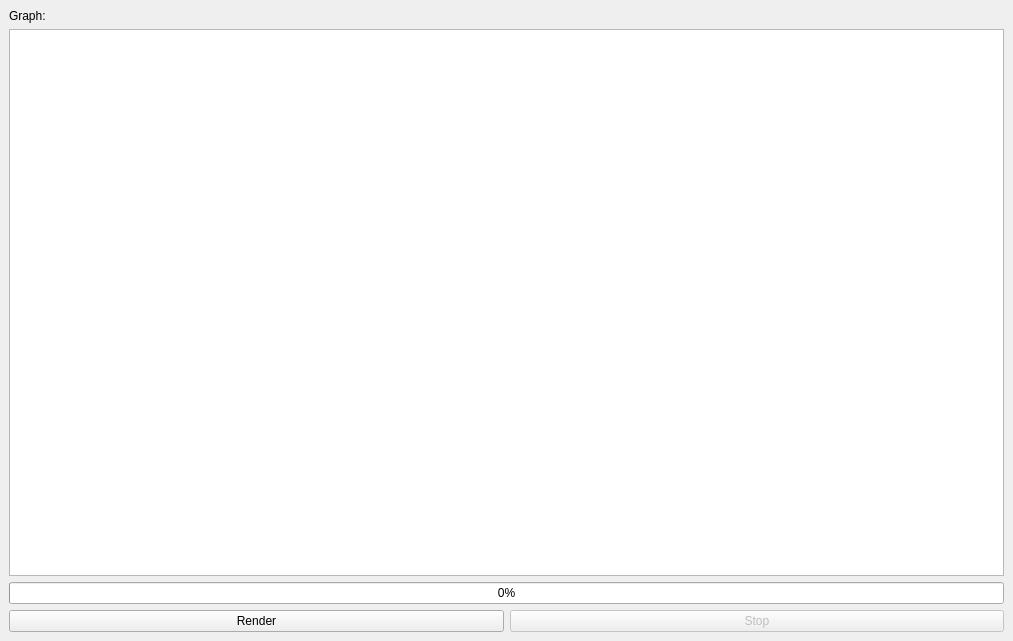
Qt form design.ui (quochuyjava/Population-Census) before a commit.
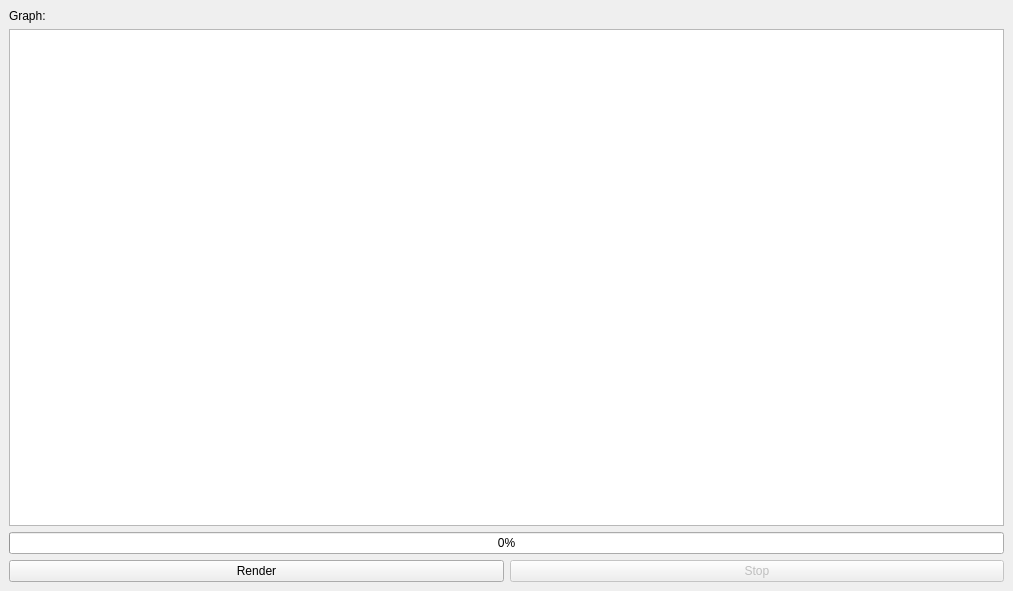
The same form after that commit.

Patch:
```diff
--- a/design.ui
+++ b/design.ui
@@ -7,7 +7,7 @@
     <x>0</x>
     <y>0</y>
     <width>1013</width>
-    <height>641</height>
+    <height>591</height>
    </rect>
   </property>
   <property name="windowTitle">
@@ -26,7 +26,11 @@
      </widget>
     </item>
     <item>
-     <widget class="QGraphicsView" name="view_graph"/>
+     <layout class="QVBoxLayout" name="view_layout">
+      <item>
+       <widget class="QGraphicsView" name="view_graph"/>
+      </item>
+     </layout>
     </item>
     <item>
      <widget class="QProgressBar" name="progress_bar">
```
Left out of the diff: 5 changed lines with no effect on the pictures.
